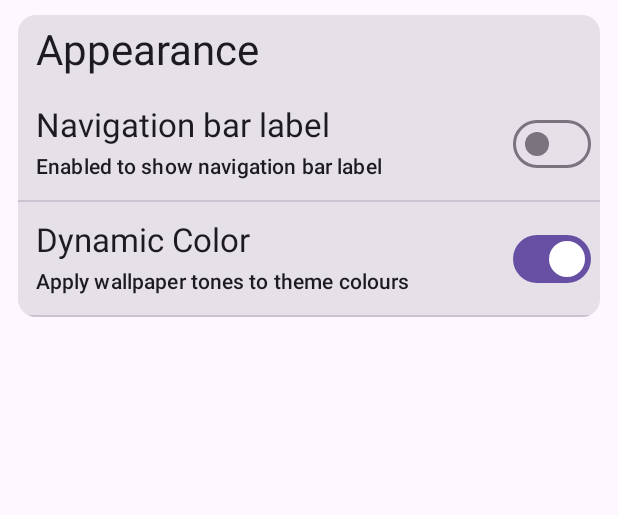
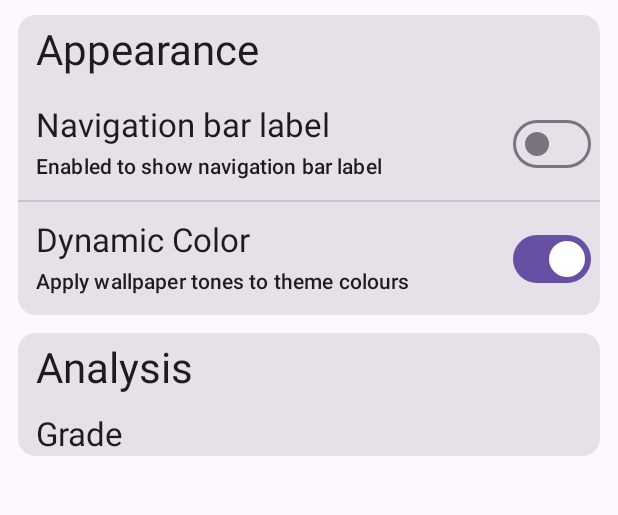
Before and after one commit to Melendez1209/Known, an Android app built with Jetpack Compose: the @Preview function Settings_Content_Preview, on a phone screen of 412 x 824 dp, the part 66-581 px from its top. Run offline under Robolectric (Android 15) with nearby library versions, the phone set to English and light mode, and no system bars; our stand-ins replace window size class.

Commit message:
Android: Fixed the issue of the bottom navigation bar blocking the content, replaced the TopBar on the settings page and optimised the search bar icon on the history page.

```diff
--- a/Android/app/build.gradle.kts
+++ b/Android/app/build.gradle.kts
@@ -52,7 +52,6 @@ android {
 
 dependencies {
 
-    implementation("io.coil-kt:coil-compose:2.4.0")
     val composeBom = "2023.03.00"
     val ui = "1.5.0-beta01"
     val material = "1.1.0-beta02"
@@ -61,6 +60,7 @@ dependencies {
     implementation("androidx.core:core-ktx:1.11.0-beta01")
     implementation("androidx.lifecycle:lifecycle-runtime-ktx:2.6.1")
     implementation("androidx.activity:activity-compose:1.7.0")
+    implementation("io.coil-kt:coil-compose:2.4.0")
     implementation("androidx.compose.ui:ui:$ui")
     implementation("androidx.compose.ui:ui-graphics:$ui")
     implementation("androidx.compose.ui:ui-tooling-preview:$ui")
--- a/Android/app/src/main/java/com/melendez/known/settings/compose/Settings.kt
+++ b/Android/app/src/main/java/com/melendez/known/settings/compose/Settings.kt
@@ -11,11 +11,10 @@ import androidx.compose.foundation.layout.fillMaxWidth
 import androidx.compose.foundation.layout.padding
 import androidx.compose.foundation.lazy.LazyColumn
 import androidx.compose.material.icons.Icons
-import androidx.compose.material.icons.rounded.AccountCircle
+import androidx.compose.material.icons.rounded.Help
 import androidx.compose.material.icons.rounded.NavigateBefore
 import androidx.compose.material3.Button
 import androidx.compose.material3.Card
-import androidx.compose.material3.CenterAlignedTopAppBar
 import androidx.compose.material3.Divider
 import androidx.compose.material3.ExperimentalMaterial3Api
 import androidx.compose.material3.Icon
@@ -68,7 +67,7 @@ fun Settings_Compact(navTotalController: NavHostController) {
     val scrollBehavior = TopAppBarDefaults.exitUntilCollapsedScrollBehavior()
 
     Column {
-        CenterAlignedTopAppBar(title = {
+        LargeTopAppBar(title = {
             Text(text = stringResource(R.string.settings))
         }, navigationIcon = {
             IconButton(onClick = { navTotalController.popBackStack() }) {
@@ -78,21 +77,15 @@ fun Settings_Compact(navTotalController: NavHostController) {
                 )
             }
         }, actions = {
-            IconButton(onClick = { TODO("Login") }) {
+            IconButton(onClick = { TODO("Jump to help") }) {
                 Icon(
-                    imageVector = Icons.Rounded.AccountCircle,
+                    imageVector = Icons.Rounded.Help,
                     contentDescription = stringResource(R.string.sign_to)
                 )
             }
-        })
+        }, scrollBehavior = scrollBehavior)
         Settings_Content(modifier = Modifier.nestedScroll(scrollBehavior.nestedScrollConnection))
     }
-}
-
-@Preview(name = "Settings_Compact", device = "id:pixel_7_pro")
-@Composable
-fun Settings_Compact_Preview() {
-    Settings_Compact(navTotalController = rememberNavController())
 }
 
 @OptIn(ExperimentalMaterial3Api::class)
@@ -114,9 +107,9 @@ fun Settings_Medium(navTotalController: NavHostController) {
                 }
             },
             actions = {
-                IconButton(onClick = { TODO("Login") }) {
+                IconButton(onClick = { TODO("Jump to help") }) {
                     Icon(
-                        imageVector = Icons.Rounded.AccountCircle,
+                        imageVector = Icons.Rounded.Help,
                         contentDescription = stringResource(R.string.sign_to)
                     )
                 }
@@ -125,12 +118,6 @@ fun Settings_Medium(navTotalController: NavHostController) {
         )
         Settings_Content(modifier = Modifier.nestedScroll(scrollBehavior.nestedScrollConnection))
     }
-}
-
-@Preview(name = "Settings_Medium", device = "spec:parent=pixel_7_pro,orientation=landscape")
-@Composable
-fun Settings_Medium_Preview() {
-    Settings_Medium(rememberNavController())
 }
 
 @OptIn(ExperimentalMaterial3Api::class)
@@ -152,9 +139,9 @@ fun Settings_Expanded(navTotalController: NavHostController) {
                 }
             },
             actions = {
-                IconButton(onClick = { TODO("Login") }) {
+                IconButton(onClick = { TODO("Jump to help") }) {
                     Icon(
-                        imageVector = Icons.Rounded.AccountCircle,
+                        imageVector = Icons.Rounded.Help,
                         contentDescription = stringResource(R.string.sign_to)
                     )
                 }
@@ -165,13 +152,6 @@ fun Settings_Expanded(navTotalController: NavHostController) {
     }
 }
 
-
-@Preview(name = "Settings_Expanded", device = "spec:width=673dp,height=841dp")
-@Composable
-fun Settings_Expanded_Preview() {
-    Settings_Expanded(rememberNavController())
-}
-
 @Composable
 fun Settings_Content(modifier: Modifier) {
 
@@ -179,6 +159,16 @@ fun Settings_Content(modifier: Modifier) {
     var colorMode by rememberSaveable { mutableStateOf(Build.VERSION.SDK_INT >= Build.VERSION_CODES.S) }
 
     var visibleAppearance by remember { mutableStateOf(true) }
+    var visibleAnalysis by remember { mutableStateOf(true) }
+    var selected by remember { mutableStateOf(false) }
+    val gradeList = listOf<String>(
+        stringResource(id = R.string.g7),
+        stringResource(id = R.string.g8),
+        stringResource(id = R.string.g9),
+        stringResource(id = R.string.g10),
+        stringResource(id = R.string.g11),
+        stringResource(id = R.string.g12)
+    )
 
     Surface(modifier = Modifier.fillMaxSize()) {
         LazyColumn(modifier = modifier) {
@@ -224,23 +214,46 @@ fun Settings_Content(modifier: Modifier) {
                                 enable = Build.VERSION.SDK_INT >= Build.VERSION_CODES.S,
                                 onCheckedChange = { colorMode = it }
                             )
-                            Divider()
+                        }
+                    }
+                }
+            }
+            item {
+                Card(
+                    modifier = Modifier
+                        .fillMaxWidth()
+                        .padding(horizontal = 12.dp, vertical = 6.dp)
+                ) {
+                    Row(modifier = Modifier
+                        .fillMaxWidth()
+                        .clickable { visibleAnalysis = !visibleAnalysis }) {
+                        Text(
+                            modifier = Modifier.padding(start = 12.dp, top = 6.dp, bottom = 6.dp),
+                            text = stringResource(R.string.analysis),
+                            style = MaterialTheme.typography.headlineMedium
+                        )
+                    }
+                    AnimatedVisibility(visible = visibleAnalysis) {
+                        Column {
+                            Text(
+                                modifier = Modifier.padding(start = 12.dp, top = 6.dp),
+                                text = stringResource(id = R.string.grade),
+                                style = MaterialTheme.typography.titleLarge
+                            )
+                            Row(
+                                modifier = Modifier
+                                    .align(Alignment.CenterHorizontally)
+                                    .fillMaxWidth(),
+                                horizontalArrangement = Arrangement.SpaceBetween
+                            ) {
+
+                            }
                         }
                     }
                 }
             }
         }
     }
-}
-
-@OptIn(ExperimentalMaterial3Api::class)
-@Preview(device = "id:pixel_7_pro")
-@Composable
-fun Settings_Content_Preview() {
-    val scrollBehavior = TopAppBarDefaults.exitUntilCollapsedScrollBehavior()
-    Settings_Content(
-        modifier = Modifier.nestedScroll(scrollBehavior.nestedScrollConnection),
-    )
 }
 
 @Composable
@@ -279,3 +292,31 @@ fun SettingRow(
             onCheckedChange = { onCheckedChange?.invoke(it) })
     }
 }
+
+@OptIn(ExperimentalMaterial3Api::class)
+@Preview(device = "id:pixel_7_pro")
+@Composable
+fun Settings_Content_Preview() {
+    val scrollBehavior = TopAppBarDefaults.exitUntilCollapsedScrollBehavior()
+    Settings_Content(
+        modifier = Modifier.nestedScroll(scrollBehavior.nestedScrollConnection),
+    )
+}
+
+@Preview(name = "Settings_Expanded", device = "spec:width=673dp,height=841dp")
+@Composable
+fun Settings_Expanded_Preview() {
+    Settings_Expanded(rememberNavController())
+}
+
+@Preview(name = "Settings_Medium", device = "spec:parent=pixel_7_pro,orientation=landscape")
+@Composable
+fun Settings_Medium_Preview() {
+    Settings_Medium(rememberNavController())
+}
+
+@Preview(name = "Settings_Compact", device = "id:pixel_7_pro")
+@Composable
+fun Settings_Compact_Preview() {
+    Settings_Compact(navTotalController = rememberNavController())
+}
--- a/Android/app/src/main/res/values/strings.xml
+++ b/Android/app/src/main/res/values/strings.xml
@@ -31,4 +31,12 @@
     <string name="dynamic_color">Dynamic Color</string>
     <string name="apply_wallpaper">Apply wallpaper tones to theme colours</string>
     <string name="low_version">The system version is too low to use it</string>
+    <string name="analysis">Analysis</string>
+    <string name="grade">Grade</string>
+    <string name="g7">Grade7</string>
+    <string name="g8">Grade8</string>
+    <string name="g9">Grade9</string>
+    <string name="g10">Grade10</string>
+    <string name="g11">Grade11</string>
+    <string name="g12">Grade12</string>
 </resources>
```
Also changed, not shown: Android/app/src/main/java/com/melendez/known/add/compose/Inputting.kt (+2 -5 lines), Android/app/src/main/java/com/melendez/known/main/MainScreen.kt (+8 -8 lines), Android/app/src/main/java/com/melendez/known/main/inners/History.kt (+4 -3 lines), Android/app/src/main/java/com/melendez/known/main/inners/Home.kt (+7 -2 lines), 1 other file.
